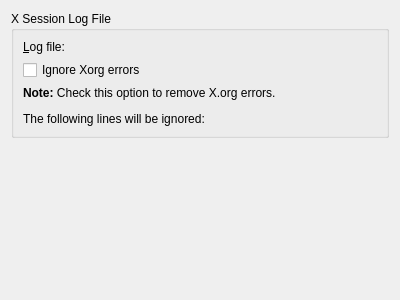
Qt form src/modes/xsession/xsessionConfigurationWidgetBase.ui (KDE/ksystemlog) before a commit.
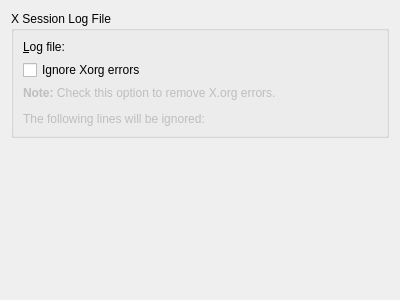
The same form after that commit. Custom widgets are drawn as their Qt base class.

Commit message: Fix disable/enable text

The edit to the form file:
```diff
--- a/src/modes/xsession/xsessionConfigurationWidgetBase.ui
+++ b/src/modes/xsession/xsessionConfigurationWidgetBase.ui
@@ -59,6 +59,9 @@
       </item>
       <item>
        <widget class="QLabel" name="xorgErrorsDescription">
+        <property name="enabled">
+         <bool>false</bool>
+        </property>
         <property name="text">
          <string>&lt;p&gt;&lt;b&gt;Note:&lt;/b&gt; Check this option to remove X.org errors.&lt;/p&gt;&lt;p style=&quot;margin-bottom:0px&quot;&gt;The following lines will be ignored:&lt;/p&gt;</string>
         </property>
```
